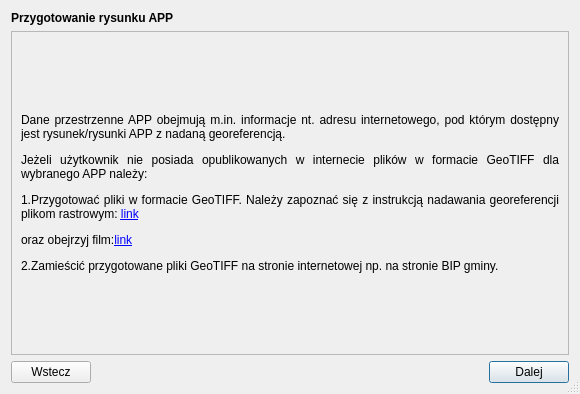
This is modules/app/views/ui/raster_instrukcja_dialog_base.ui in envirosolutionspl/wtyczka_qgis_app as Qt 5 draws it before an edit. The edited form follows.
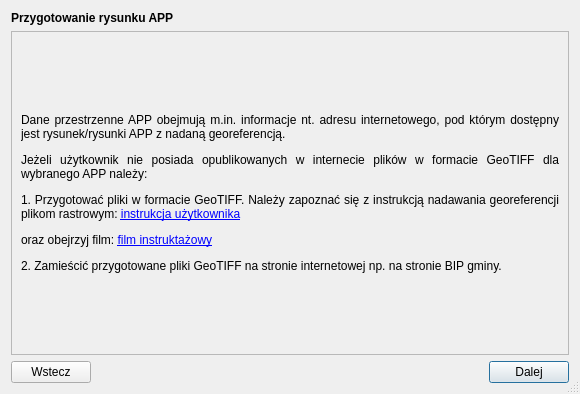
This is the edited form.

```diff
--- a/modules/app/views/ui/raster_instrukcja_dialog_base.ui
+++ b/modules/app/views/ui/raster_instrukcja_dialog_base.ui
@@ -61,7 +61,7 @@
             </font>
            </property>
            <property name="text">
-            <string>&lt;html&gt;&lt;head/&gt;&lt;body&gt;&lt;p&gt;Dane przestrzenne APP obejmują m.in. informacje nt. adresu internetowego, pod którym dostępny jest rysunek/rysunki APP z nadaną georeferencją. &lt;/p&gt;&lt;p&gt;Jeżeli użytkownik nie posiada opublikowanych w internecie plików w formacie GeoTIFF dla wybranego APP należy: &lt;/p&gt;&lt;p&gt;1.Przygotować pliki w formacie GeoTIFF. Należy zapoznać się z instrukcją nadawania georeferencji plikom rastrowym: &lt;a href=&quot;https://www.envirosolutions.pl/&quot;&gt;&lt;span style=&quot; text-decoration: underline; color:#0000ff;&quot;&gt;link&lt;/span&gt;&lt;/a&gt;&lt;/p&gt;&lt;p&gt;oraz obejrzyj film:&lt;span style=&quot; color:#000000;&quot;/&gt;&lt;a href=&quot;https://www.envirosolutions.pl/&quot;&gt;&lt;span style=&quot; text-decoration: underline; color:#0000ff;&quot;&gt;link&lt;/span&gt;&lt;/a&gt;&lt;/p&gt;&lt;p&gt;2.Zamieścić przygotowane pliki GeoTIFF na stronie internetowej np. na stronie BIP gminy. &lt;/p&gt;&lt;/body&gt;&lt;/html&gt;</string>
+            <string>&lt;html&gt;&lt;head/&gt;&lt;body&gt;&lt;p&gt;Dane przestrzenne APP obejmują m.in. informacje nt. adresu internetowego, pod którym dostępny jest rysunek/rysunki APP z nadaną georeferencją. &lt;/p&gt;&lt;p&gt;Jeżeli użytkownik nie posiada opublikowanych w internecie plików w formacie GeoTIFF dla wybranego APP należy: &lt;/p&gt;&lt;p&gt;1. Przygotować pliki w formacie GeoTIFF. Należy zapoznać się z instrukcją nadawania georeferencji plikom rastrowym: &lt;a href=&quot;https://www.envirosolutions.pl/&quot;&gt;&lt;span style=&quot; text-decoration: underline; color:#0000ff;&quot;&gt;instrukcja użytkownika&lt;/span&gt;&lt;/a&gt;&lt;/p&gt;&lt;p&gt;oraz obejrzyj film: &lt;a href=&quot;https://www.envirosolutions.pl/&quot;&gt;&lt;span style=&quot; text-decoration: underline; color:#0000ff;&quot;&gt;film instruktażowy&lt;/span&gt;&lt;/a&gt;&lt;/p&gt;&lt;p&gt;2. Zamieścić przygotowane pliki GeoTIFF na stronie internetowej np. na stronie BIP gminy. &lt;/p&gt;&lt;/body&gt;&lt;/html&gt;</string>
            </property>
            <property name="alignment">
             <set>Qt::AlignJustify|Qt::AlignVCenter</set>
```
Left out of the diff: 3 changed lines with no effect on the pictures.
